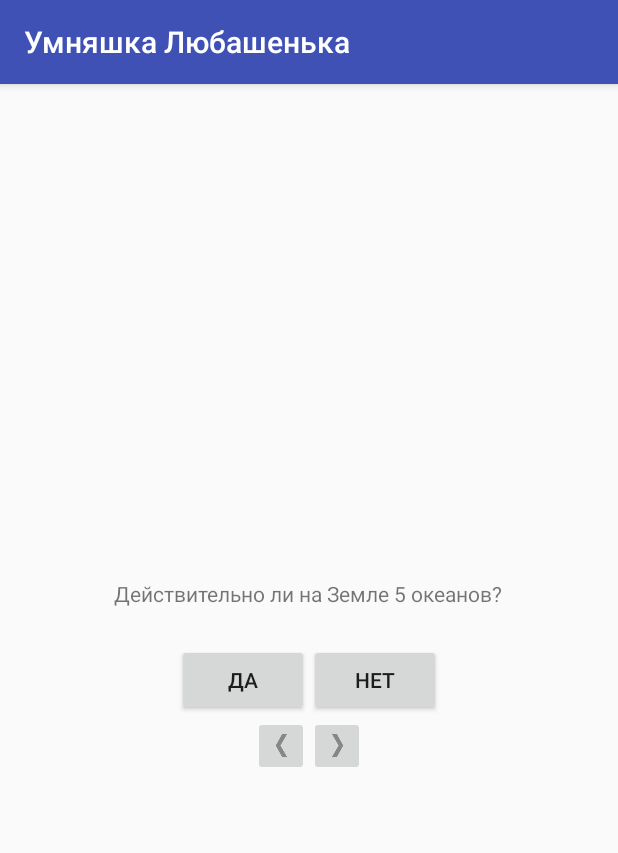
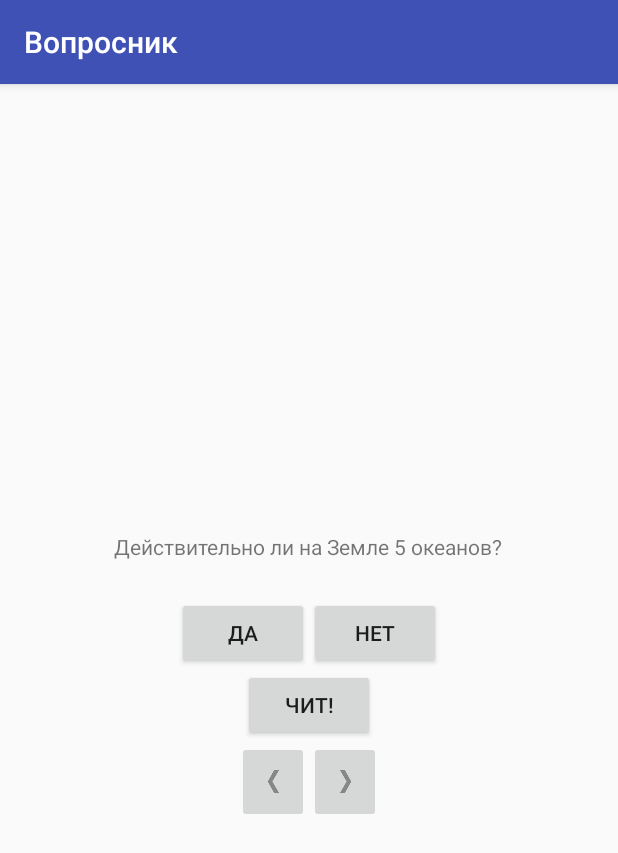
Before and after one commit to behemoth-13/AndroidApp_Questioner, an Android app: the screen it shows after launch (QuizActivity), on a phone screen of 412 x 824 dp. Shown: the top 853 px of the screen. Run offline under Robolectric (Android 15) with nearby library versions, the phone set to English and light mode, and no system bars.

Commit message:
stage5(117p)

```diff
--- a/app/src/main/java/by/afanasyeu/alex/cleverluba/QuizActivity.java
+++ b/app/src/main/java/by/afanasyeu/alex/cleverluba/QuizActivity.java
@@ -16,6 +16,7 @@ public class QuizActivity extends AppCompatActivity {
 
     private Button mTrueButton;
     private Button mFalseButton;
+    private Button mCheatButton;
     private ImageButton mNextButton;
     private ImageButton mPrevButton;
     private TextView mQuestionTextView;
@@ -55,6 +56,14 @@ public class QuizActivity extends AppCompatActivity {
             @Override
             public void onClick (View v) {
                 checkAnswer(false);
+            }
+        });
+
+        mCheatButton = (Button) findViewById(R.id.cheat_button);
+        mCheatButton.setOnClickListener(new View.OnClickListener() {
+            @Override
+            public void onClick(View view) {
+
             }
         });
 
--- a/app/src/main/res/layout/activity_quiz.xml
+++ b/app/src/main/res/layout/activity_quiz.xml
@@ -31,15 +31,25 @@
 
     </LinearLayout>
 
+    <Button
+        android:id="@+id/cheat_button"
+        android:layout_width="wrap_content"
+        android:layout_height="wrap_content"
+        android:text="@string/cheat_button"/>
+
+
     <LinearLayout
         android:layout_width="wrap_content"
         android:layout_height="wrap_content"
         android:orientation="horizontal">
+
+
         <ImageButton
             android:id="@+id/prev_button"
             android:layout_width="wrap_content"
             android:layout_height="wrap_content"
             android:src="@drawable/arrow_left"
+            android:padding="17dp"
             android:contentDescription="@string/prev_button"/>
 
         <ImageButton
@@ -47,6 +57,7 @@
             android:layout_width="wrap_content"
             android:layout_height="wrap_content"
             android:src="@drawable/arrow_right"
+            android:padding="17dp"
             android:contentDescription="@string/next_button"/>
 
     </LinearLayout>
--- a/app/src/main/res/values/strings.xml
+++ b/app/src/main/res/values/strings.xml
@@ -1,5 +1,5 @@
 <resources>
-    <string name="app_name">Умняшка Любашенька</string>
+    <string name="app_name">Вопросник</string>
 
     <string name="question_oceans">
         Действительно ли на Земле 5 океанов?
@@ -13,10 +13,15 @@
     <string name="question_water">
         Поверхность Земли покрыта водой на 80%?
     </string>
-    <string name="true_button" >Да</string>
-    <string name="false_button" >Нет</string>
-    <string name="correct_toast" >Верно!</string>
-    <string name="incorrect_toast" >Не верно!</string>
-    <string name="next_button" >Дальше</string>
-    <string name="prev_button" >Назад</string>
+    <string name="true_button">Да</string>
+    <string name="false_button">Нет</string>
+    <string name="correct_toast">Верно!</string>
+    <string name="incorrect_toast">Не верно!</string>
+    <string name="next_button">Дальше</string>
+    <string name="prev_button">Назад</string>
+    <string name="warning_text">Вы уверены?</string>
+    <string name="show_answer_button">Показать ответ</string>
+    <string name="cheat_button">Чит!</string>
+    <string name="judgment_toast">Хитрить нехорошо!</string>
+
 </resources>
```
Also changed, not shown: app/src/main/AndroidManifest.xml (+5 -3 lines), app/src/main/java/by/afanasyeu/alex/cleverluba/CheatActivity.java (added, +13 -0 lines), app/src/main/res/layout/activity_cheat.xml (added, +26 -0 lines).
